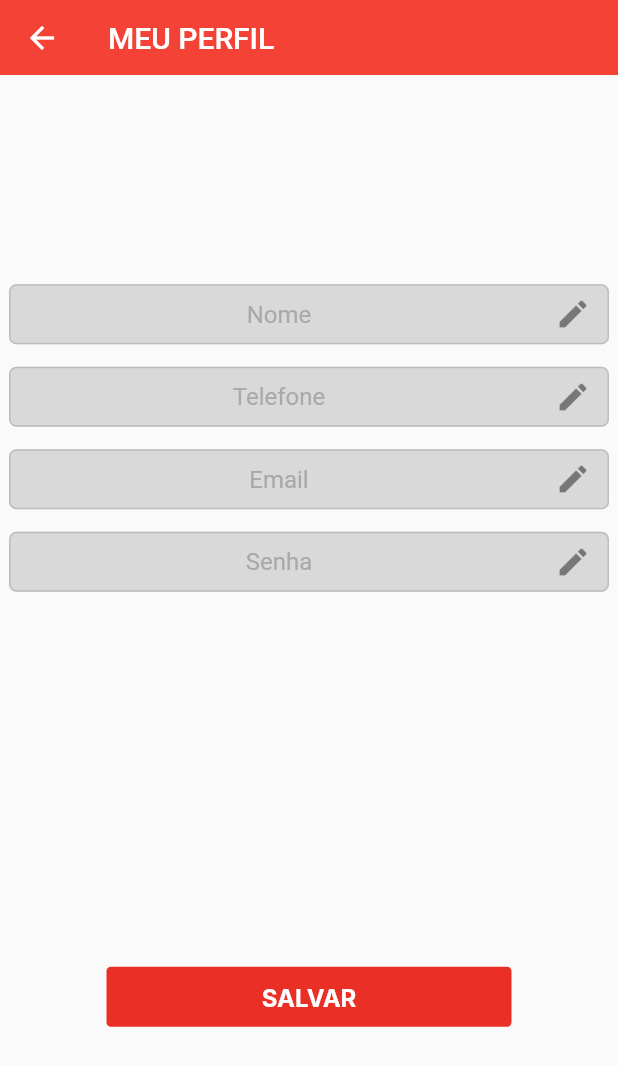
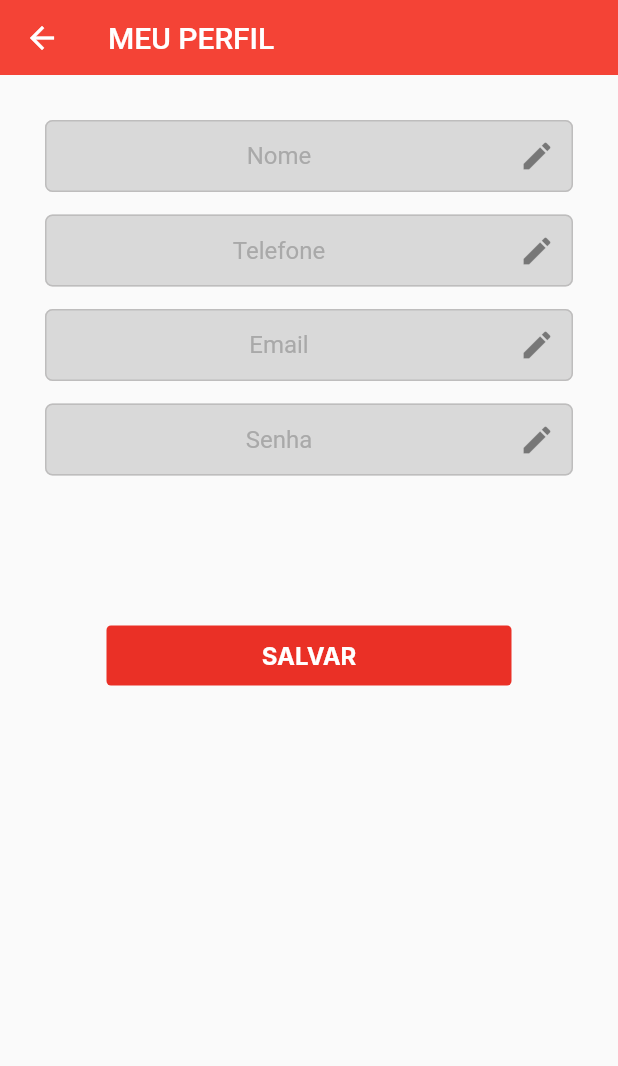
Before and after one commit to rayllander/melancia_express, a Flutter app: the MyPerfil screen opened by its route, on a phone screen of 412 x 824 dp. Shown: the top 1066 px of the screen. Run offline on Flutter 3.47's test engine with Material 2 defaults, Android fonts, the phone set to English and light mode, and no system bars; Roboto replaces fonts that are missing (Inter).

Commit message:
alterações

```diff
--- a/lib/view/components/my_edittextfield.dart
+++ b/lib/view/components/my_edittextfield.dart
@@ -15,8 +15,6 @@ class MyEditTextField extends StatelessWidget {
   @override
   Widget build(BuildContext context) {
     return Container(
-      height: 40,
-      width: 400,
       child: TextField(
         textAlign: TextAlign.center,
         controller: controller,
--- a/lib/view/pages/my_profile.dart
+++ b/lib/view/pages/my_profile.dart
@@ -14,7 +14,9 @@ class MyPerfil extends StatelessWidget {
   Widget build(BuildContext context) {
     return Scaffold(
       appBar: MyAppBar(title: 'MEU PERFIL'),
-      body: Center(
+      body: Padding(
+        padding: const EdgeInsets.all(30.0),
+        child: SingleChildScrollView(
           child: Column(
             mainAxisAlignment: MainAxisAlignment.center,
             children: [
@@ -41,7 +43,7 @@ class MyPerfil extends StatelessWidget {
                 obscureText: true,
                 controller: controllerPass,
               ),
-            const SizedBox(height: 250),
+              const SizedBox(height: 100),
               MyButton(
                 buttonText: 'SALVAR',
                 onTapButton: () {
@@ -51,6 +53,7 @@ class MyPerfil extends StatelessWidget {
             ],
           ),
         ),
+      ),
     );
   }
 }
```
Lines whose indentation alone changed are shown as unchanged.
